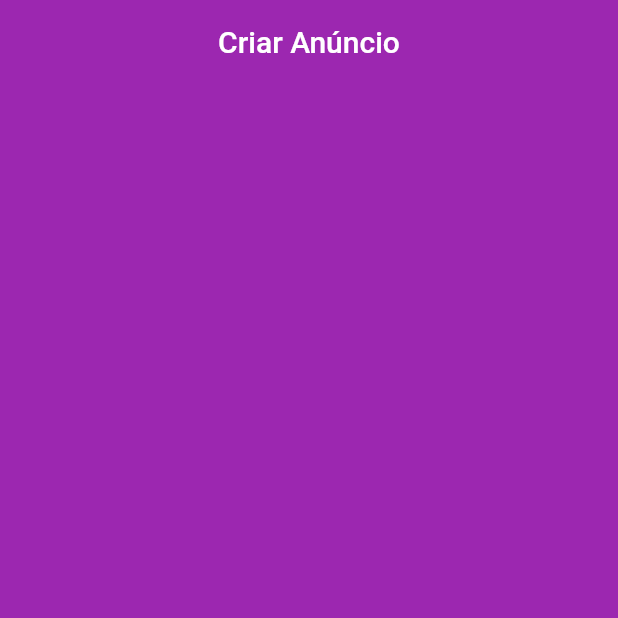
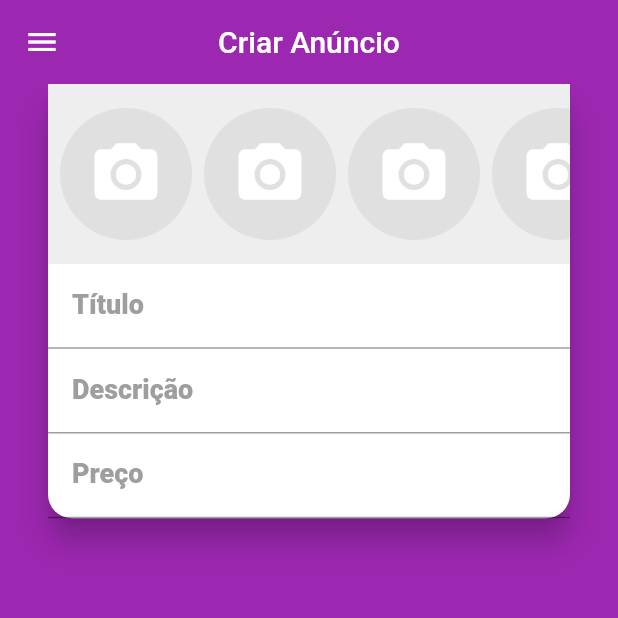
Before and after one commit to yuriboeira11tx/xlo_mobx, a Flutter app: the screen it shows after launch, swiped to page 2, on a phone screen of 412 x 824 dp, the top half of it. Run offline on Flutter 3.47's test engine with Material 2 defaults, Android fonts, the phone set to English and light mode, and no system bars; our stand-ins replace brasil_fields, flutter_mobx, get_it, mobx, parse_server_sdk, parse_server_sdk_flutter; accounts and stored records are empty; generated files the repository leaves out were written again.

Commit message:
Tela Criacao Anuncio - parcialmente concluida

```diff
--- /dev/null
+++ b/lib/screens/create/components/images_field.dart
@@ -0,0 +1,46 @@
+import 'dart:io';
+import 'package:flutter/cupertino.dart';
+import 'package:flutter/material.dart';
+import 'package:xlo_mobx/screens/create/components/image_source_modal.dart';
+
+class ImagesField extends StatelessWidget {
+  @override
+  Widget build(BuildContext context) {
+    return Container(
+      color: Colors.grey[200],
+      height: 120,
+      child: ListView.builder(
+        scrollDirection: Axis.horizontal,
+        itemCount: 5,
+        itemBuilder: (_, index) {
+          return Padding(
+            padding: EdgeInsets.fromLTRB(8, 8, 0, 8),
+            child: GestureDetector(
+              child: CircleAvatar(
+                radius: 44,
+                backgroundColor: Colors.grey[300],
+                child: Column(
+                  mainAxisAlignment: MainAxisAlignment.center,
+                  children: [
+                    Icon(
+                      Icons.camera_alt,
+                      size: 50,
+                      color: Colors.white,
+                    ),
+                  ],
+                ),
+              ),
+              onTap: () {
+                if (Platform.isAndroid) {
+                  showModalBottomSheet(context: context, builder: (_) => ImageSourceModal());
+                } else {
+                  showCupertinoModalPopup(context: context, builder: (_) => ImageSourceModal());
+                }
+              },
+            ),
+          );
+        },
+      ),
+    );
+  }
+}
--- a/lib/screens/create/create_screen.dart
+++ b/lib/screens/create/create_screen.dart
@@ -1,13 +1,65 @@
+import 'package:brasil_fields/brasil_fields.dart';
 import 'package:flutter/material.dart';
+import 'package:flutter/services.dart';
+import 'package:xlo_mobx/components/custom_drawer/custom_drawer.dart';
+import 'package:xlo_mobx/screens/create/components/images_field.dart';
 
 class CreateScreen extends StatelessWidget {
   @override
   Widget build(BuildContext context) {
+    final labelStyle = TextStyle(fontWeight: FontWeight.w800,color: Colors.grey, fontSize: 18,);
+    final contentPadding = EdgeInsets.fromLTRB(16, 10, 12, 10);
+
     return Scaffold(
       appBar: AppBar(
         title: Text("Criar Anúncio"),
         centerTitle: true,
       ),
+      drawer: CustomDrawer(),
+      body: Card(
+        margin: EdgeInsets.symmetric(horizontal: 32),
+        shape: RoundedRectangleBorder(
+          borderRadius: BorderRadius.circular(16),
+        ),
+        elevation: 8,
+        child: Column(
+          mainAxisSize: MainAxisSize.min,
+          children: [
+            ImagesField(),
+
+            TextFormField(
+              decoration: InputDecoration(
+                labelText: "Título",
+                labelStyle: labelStyle,
+                contentPadding: contentPadding,
+              ),
+            ),
+
+            TextFormField(
+              decoration: InputDecoration(
+                labelText: "Descrição",
+                labelStyle: labelStyle,
+                contentPadding: contentPadding,
+              ),
+              maxLines: null,
+            ),
+
+            TextFormField(
+              decoration: InputDecoration(
+                labelText: "Preço",
+                labelStyle: labelStyle,
+                contentPadding: contentPadding,
+                prefixText: "R\$",
+              ),
+              keyboardType: TextInputType.number,
+              inputFormatters: [
+                FilteringTextInputFormatter.digitsOnly,
+                RealInputFormatter(centavos: true),
+              ],
+            )
+          ],
+        ),
+      ),
     );
   }
 }
```
Also changed, not shown: lib/screens/create/components/image_source_modal.dart (added, +49 -0 lines).
